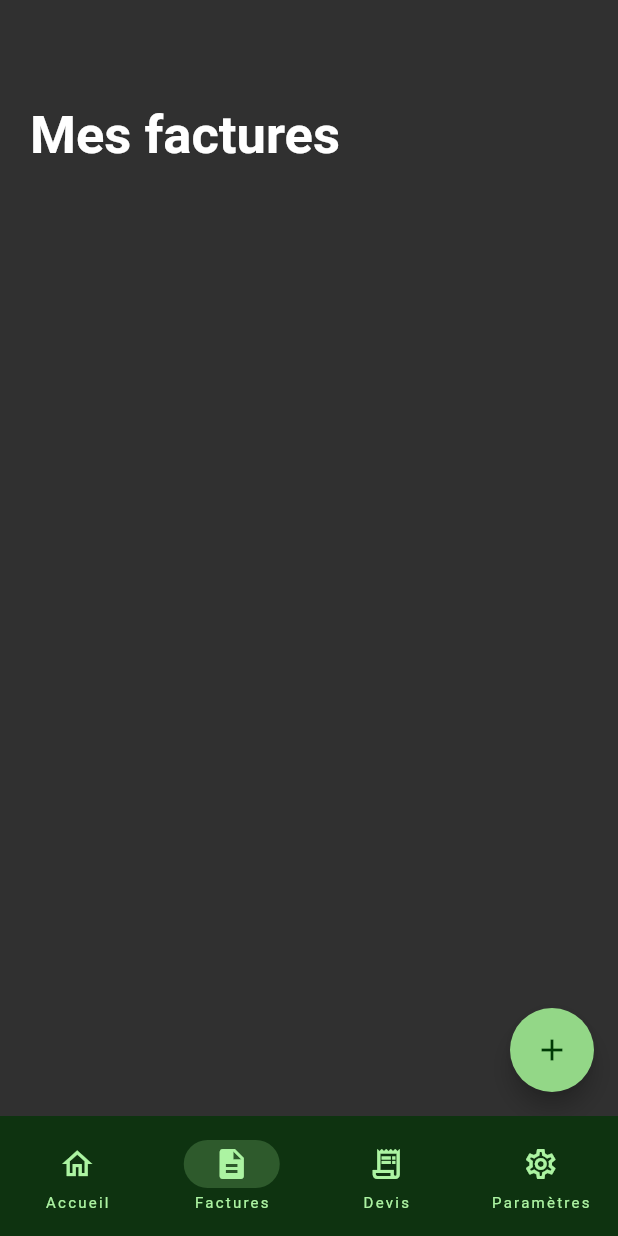
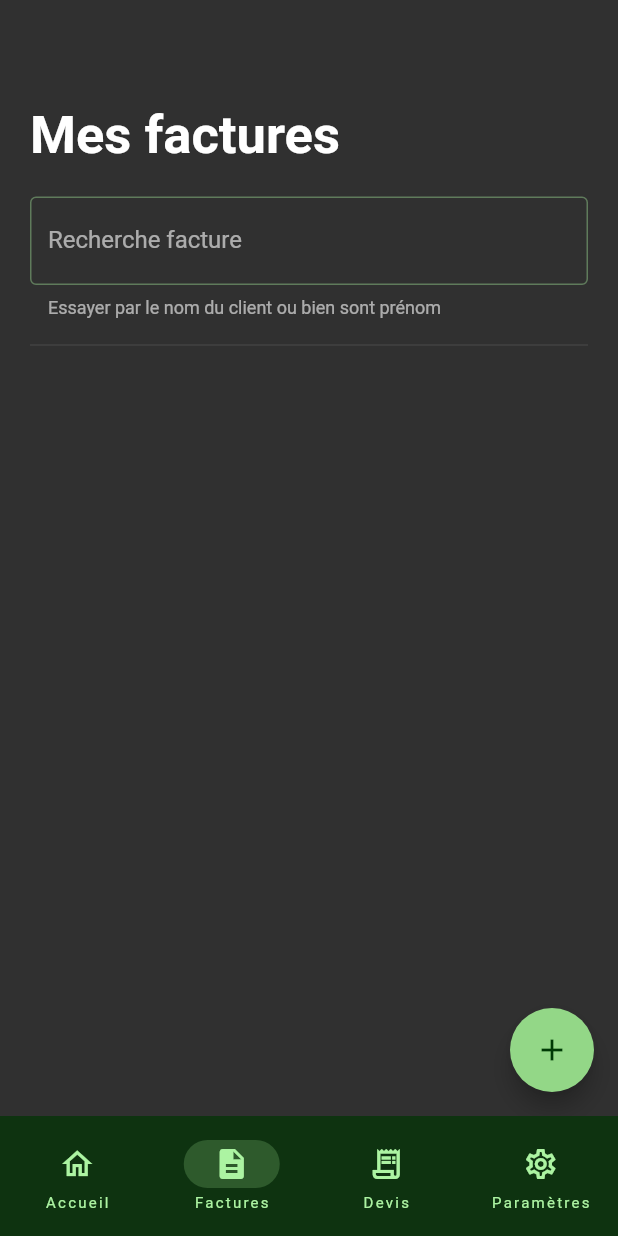
Before and after one commit to avariable2/bordero, a Flutter app: the screen it shows after launch, item 2 of the bottom bar chosen, on a phone screen of 412 x 824 dp. Run offline on Flutter 3.47's test engine with Material 2 defaults, Android fonts, the phone set to English and light mode, and no system bars; our stand-ins replace email_validator, open_file, pdf, share_plus, signature, sqflite; missing offline and left inert: pdf_viewer_plugin, sp_util; accounts and stored records are empty.

Commit message:
feat: Ajout d'une page pour afficher les differents factures

```diff
--- a/lib/dialog/preview_pdf.dart
+++ b/lib/dialog/preview_pdf.dart
@@ -1,6 +1,5 @@
 import 'dart:io';
 
-import 'package:app_psy/utils/pdf_api.dart';
 import 'package:flutter/material.dart';
 import 'package:path/path.dart';
 import 'package:path_provider/path_provider.dart';
@@ -41,7 +40,7 @@ class _AffichageInfoPdfState extends State<AffichageInfoPdf> with WidgetsBinding
 
   @override
   void dispose() {
-    PdfApi.deleteFile(widget.fichier);
+    //PdfApi.deleteFile(widget.fichier);
     super.dispose();
   }
 
@@ -49,7 +48,7 @@ class _AffichageInfoPdfState extends State<AffichageInfoPdf> with WidgetsBinding
   void didChangeAppLifecycleState(AppLifecycleState state) {
     // Methode pour chaque retour a l'page de refresh
     if (state == AppLifecycleState.detached) {
-      PdfApi.deleteAllFilesInCache();
+      //PdfApi.deleteAllFilesInCache();
     }
   }
 
@@ -66,7 +65,7 @@ class _AffichageInfoPdfState extends State<AffichageInfoPdf> with WidgetsBinding
                 Expanded(flex: 1, child: CircleAvatar(child: Icon(Icons.info_outline))),
                 Expanded(flex: 4,
                   child:
-                  Text('''Cette facture sera supprimer une fois cette activité fermer. Penser à la sauvegarder (Drive, vous l'envoyez par mail, ...) !'''), ),
+                  Text('''Cette facture n'est pas enregistrer sur une base de donnée. Penser à la sauvegarder (Drive, vous l'envoyez par mail, ...) !'''), ),
               ],
             ),
         ),
--- a/lib/main.dart
+++ b/lib/main.dart
@@ -7,7 +7,7 @@ import 'package:flutter/material.dart';
 
 void main() {
   runApp(const MyApp());
-  PdfApi.deleteAllFilesInCache();
+  //TODO("Si il n'est pas possible de garder les factures dans le cache alors les supprimer") PdfApi.deleteAllFilesInCache();
 }
 
 class MyApp extends StatelessWidget {
--- a/lib/page/page_factures.dart
+++ b/lib/page/page_factures.dart
@@ -1,8 +1,48 @@
 import 'package:app_psy/dialog/creation_facture.dart';
+import 'package:app_psy/utils/pdf_api.dart';
 import 'package:flutter/material.dart';
+import 'dart:io';
+
+import 'package:path/path.dart';
+
+import '../dialog/preview_pdf.dart';
 
 class PageFactures extends StatelessWidget {
   const PageFactures({Key? key}) : super(key: key);
+
+  @override
+  Widget build(BuildContext context) {
+    return const ViewFactures();
+  }
+
+}
+
+class ViewFactures extends StatefulWidget {
+  const ViewFactures({Key? key}) : super(key: key);
+
+  @override
+  State<ViewFactures> createState() => _ViewFacturesState();
+}
+
+class _ViewFacturesState extends State<ViewFactures> {
+  late List<FileSystemEntity> fichiers;
+  bool isLoading = false;
+
+  @override
+  void initState() {
+    super.initState();
+
+    _getListFiles();
+  }
+
+  Future<void> _getListFiles() async {
+    setState(() => isLoading = true);
+
+
+    fichiers = await PdfApi.getAllFilesInCache();
+
+    setState(() => isLoading = false);
+  }
 
   @override
   Widget build(BuildContext context) {
@@ -20,7 +60,13 @@ class PageFactures extends StatelessWidget {
         },
       ),
       body: SafeArea(
-          child: ListView(
+        child: isLoading ? const CircularProgressIndicator() : buildPageFacture()
+      ),
+    );
+  }
+
+  Widget buildPageFacture() {
+    return ListView(
         physics: const BouncingScrollPhysics(),
         padding: const EdgeInsets.only(
           left: 20,
@@ -28,10 +74,9 @@ class PageFactures extends StatelessWidget {
           right: 20,
         ),
         children: [
-            Column(
-            mainAxisAlignment: MainAxisAlignment.spaceBetween,
-            crossAxisAlignment: CrossAxisAlignment.start,
-            children: const [
+          const Padding(
+            padding: EdgeInsets.only(bottom: 20),
+            child :
               Text(
                 "Mes factures",
                 style: TextStyle(
@@ -39,11 +84,37 @@ class PageFactures extends StatelessWidget {
                   fontWeight: FontWeight.bold,
                 ),
               ),
+          ),
+
+          Row(
+            children: const [
+              Expanded(
+                child: TextField(
+                  obscureText: true,
+                  decoration: InputDecoration(
+                    border: OutlineInputBorder(),
+                    labelText: 'Recherche facture',
+                    helperText: 'Essayer par le nom du client ou bien sont prénom'
+                  ),
+                ),
+              ),
             ],
           ),
-            ]),
+
+          const SizedBox(
+            height: 10,
           ),
-    );
+
+          const Divider(),
+
+          for (FileSystemEntity f in fichiers)
+            Card(
+              child: ListTile(
+                leading: const Icon(Icons.picture_as_pdf_outlined),
+                title: Text(basename(f.path)),
+                onTap: () => Navigator.of(this.context).push(MaterialPageRoute(builder: (context) => PreviewPdf(fichier: File(f.path),))),
+              ),
+            ),
+        ]);
   }
-
 }
--- a/lib/utils/pdf_api.dart
+++ b/lib/utils/pdf_api.dart
@@ -46,4 +46,15 @@ class PdfApi {
     final dir = Directory(dirPath);
     dir.delete(recursive: true);
   }
+
+  static getAllFilesInCache() async {
+    String dirPath = "";
+    if(Platform.isAndroid) {
+      dirPath = (await getExternalStorageDirectory())!.path;
+    } else if(Platform.isIOS) {
+      dirPath = (await getApplicationDocumentsDirectory()).path;
+    }
+
+    return Directory(dirPath).listSync(recursive: true);
+  }
 }
--- a/lib/utils/pdf_facture_api.dart
+++ b/lib/utils/pdf_facture_api.dart
@@ -27,7 +27,7 @@ class PdfFactureApi {
 
     var prenoms = "";
     for(Client c in facture.listClients) {
-      prenoms += "-${c.prenom}";
+      prenoms += "-${c.prenom}-${c.nom}";
     }
     final titre = 'Facture#${facture.id}$prenoms(${facture.dateCreationFacture.month}-${facture.dateCreationFacture.year}).pdf';
     return PdfApi.saveDocument(name: titre, pdf: pdf);
```
Lines whose indentation alone changed are shown as unchanged.
